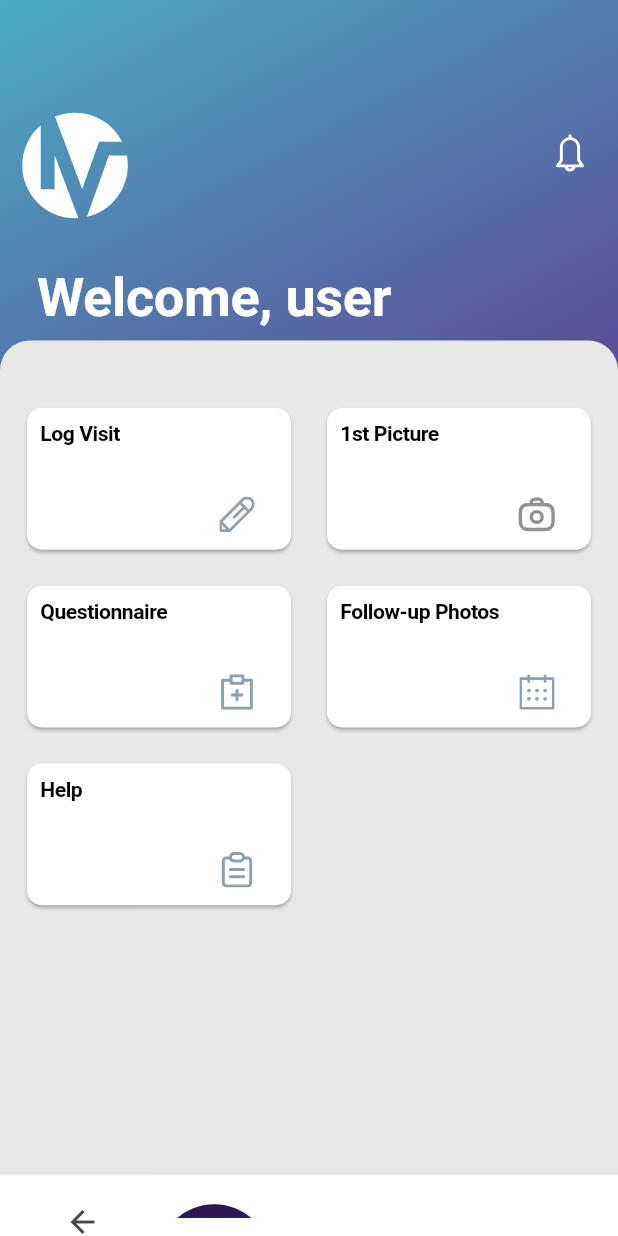
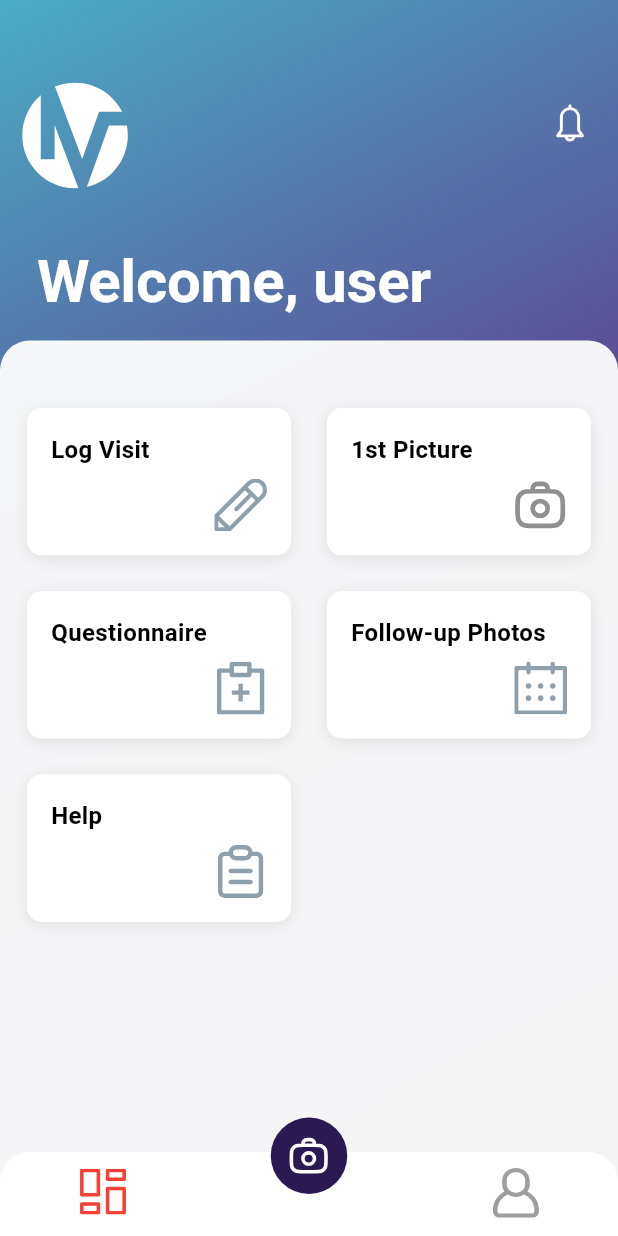
Before and after one commit to kylesmigelski/InnoValuationTST, a Flutter app: the screen it shows once a user with an empty profile is signed in, on a phone screen of 412 x 824 dp. Run offline on Flutter 3.47's test engine with Material 3 defaults, Android fonts, the phone set to English and light mode, and no system bars; drawn by our look-alikes of persistent_bottom_nav_bar; our stand-ins replace auto_size_text, camera, cloud_firestore, firebase_auth, firebase_core, firebase_storage and 2 more; accounts and stored records are empty; Roboto replaces fonts that are missing (SF-Pro).

Commit message:
Add persistent_bottom_nav_bar

```diff
--- a/innovaluation_tst_tester/lib/main_menu_screen.dart
+++ b/innovaluation_tst_tester/lib/main_menu_screen.dart
@@ -1,317 +1,290 @@
 import 'package:firebase_auth/firebase_auth.dart';
-import 'package:firebase_core/firebase_core.dart';
 import 'package:flutter/material.dart';
 import 'package:flutter_svg/flutter_svg.dart';
-import 'package:innovaluation_tst_tester/questionnaire_screen.dart';
-import 'package:innovaluation_tst_tester/theme_data.dart';
+import 'package:persistent_bottom_nav_bar/persistent_tab_view.dart';
+import 'package:camera/camera.dart';
+import 'questionnaire_screen.dart';
+import 'settings_screen.dart'; // Make sure this file exists with a SettingsScreen widget
+import 'theme_data.dart';
 import 'login_screen.dart';
 import 'photo_button.dart';
-import 'package:innovaluation_tst_tester/camera_service.dart'; // Import the camera_service.dart file
-import 'package:camera/camera.dart'; // Import the camera package
+import 'camera_service.dart'; // Assuming this provides InstructionsScreen
 
 class MainMenuView extends StatefulWidget {
   @override
-  State createState() => _MainMenuViewState();
-
+  _MainMenuViewState createState() => _MainMenuViewState();
 }
 
 class _MainMenuViewState extends State<MainMenuView> {
+  int currentIndex = 0;
+  late PersistentTabController _controller;
+  CameraDescription? _firstCamera;
 
-  late CameraDescription _firstCamera;
+  @override
+  void initState() {
+    super.initState();
+    _controller = PersistentTabController(initialIndex: 0);
+    _getCameraStuff().then((value) {
+      setState(() {
+        _firstCamera = value;
+      });
+    });
+  }
+
+  Future<CameraDescription> _getCameraStuff() async {
+    final cameras = await availableCameras();
+    return cameras.first;
+  }
 
   void _logoutPressed() {
     FirebaseAuth.instance.signOut();
   }
 
   void _questionnairePressed() {
-    Navigator.of(context).push(
-        MaterialPageRoute(builder: (context) => QuestionnaireScreen())
-    );
-  }
-
-  void _go2CameraScreen() {
-    Navigator.of(context).push(
-      MaterialPageRoute(builder: (context) => InstructionsScreen(camera: _firstCamera))
-    );
-  }
-
-  Future<CameraDescription> _getCameraStuff() async {
-    final cameras = await availableCameras();
-
-    return cameras.first;
+    Navigator.of(context).push(MaterialPageRoute(builder: (context) => QuestionnaireScreen()));
   }
 
   Future<void> _navigateToCamera() async {
+  if (_firstCamera == null) {
+    print("Camera not initialized yet.");
+    return;
+  }
   try {
-      // Get the list of available cameras.
     final cameras = await availableCameras();
-
-      // Get a specific camera from the list of available cameras.
     final firstCamera = cameras.first;
 
-      // Navigate to the InstructionsScreen widget, passing the first camera.
-      // InstructionsScreen will then handle navigating to TakePictureScreen.
     await Navigator.of(context).push(
       MaterialPageRoute(
         builder: (context) => InstructionsScreen(camera: firstCamera),
       ),
     );
   } catch (e) {
-      // Handle any errors here
     print(e); // Consider showing an alert or a toast to the user
   }
 }
 
-  @override
-  void initState() {
-    // TODO: implement initState
-    super.initState();
-    _getCameraStuff().then(
-            (value) {
-              setState(() {
-                _firstCamera = value;
-              });
+  void _go2SettingsScreen() {
+    Navigator.of(context).push(MaterialPageRoute(builder: (context) => SettingsScreen()));
   }
+
+
+List<Widget> _buildScreens() {
+  return [
+    buildMainMenuContent(context), // Your main menu content
+    Container(), // Dummy placeholder for the Camera action
+    SettingsScreen(), // Your settings screen
+  ];
+}
+
+List<PersistentBottomNavBarItem> _navBarsItems() {
+  return [
+    PersistentBottomNavBarItem(
+      icon: CustomNavBarIcon(asset: 'assets/images/home.svg', isActive: currentIndex == 0),
+      //title: ("Home"),
+      activeColorPrimary: Colors.transparent,
+      inactiveColorPrimary: Colors.transparent,
+    ),
+    PersistentBottomNavBarItem(
+      icon: SvgPicture.asset('assets/images/camera.svg', height: 25, color: Colors.white),
+      //title: ("Camera"),
+      activeColorPrimary: Color.fromARGB(255, 43, 25, 83),
+      inactiveColorPrimary: Colors.grey,
+    ),
+    PersistentBottomNavBarItem(
+      icon: CustomNavBarIcon(asset: 'assets/images/person.svg', isActive: currentIndex == 2),
+      //title: ("Settings"),
+      activeColorPrimary: Colors.transparent,
+      inactiveColorPrimary: Colors.transparent,
+    ),
+  ];
+}
+
+
+  Widget buildMainMenuContent(BuildContext context) {
+    // Your Main Menu content logic here
+    return GradientContainer(
+      child: Column(
+        mainAxisAlignment: MainAxisAlignment.start,
+        children: [
+          _buildHeader(context),
+          Expanded(child: _buildMenu(context)),
+        ],
+      ),
     );
   }
 
 @override
-  Widget build(context) {
+Widget build(BuildContext context) {
   return Scaffold(
-      // appBar: AppBar(
-      //   title: const Text("Innovaluation TST"),
-      //   backgroundColor: Colors.green,
-      // ),
-      bottomNavigationBar: BottomAppBar(
-        height: MediaQuery.of(context).size.height * 0.05,
-        color: Color(0xFFFFFFFF),
-        shadowColor: Colors.grey,
-        child: Row(
+    body: PersistentTabView(
+      context,
+      controller: _controller,
+      screens: _buildScreens(),
+      items: _navBarsItems(),
+      confineInSafeArea: true,
+      backgroundColor: Colors.white,
+      navBarStyle: NavBarStyle.style15, // Choose the nav bar style with this property.
+      decoration: NavBarDecoration(
+    borderRadius: BorderRadius.vertical(top: Radius.circular(20)), // Ensure this is not null
+    colorBehindNavBar: Colors.white,
+  ),
+      onItemSelected: (int index) {
+        setState(() {
+          currentIndex = index; // Update your current index on tab change
+        });
+        // Intercept selection of Camera tab to perform action
+        if (index == 1) { // Assuming Camera is the second item
+          _controller.jumpToTab(0); // Optional: Resets to the first tab, or handle as needed
+          _navigateToCamera();
+        }
+      },
+    ),
+  );
+}
+
+  Widget _buildHeader(BuildContext context) {
+    return Column(
       children: [
-            SizedBox(width: 15,),
-            BackButton(
-              onPressed: _logoutPressed,
-            ),
-            Container(
-              width: 127,
-              height: 97.28,
-              clipBehavior: Clip.antiAlias,
-              decoration: BoxDecoration(),
-              child: Stack(
+        SizedBox(height: 20),
+        SizedBox(
+          height: MediaQuery.of(context).size.height * 0.25,
+          child: Column(
             children: [
-                  Positioned(
-                    left: 26,
-                    top: 8,
-                    child: Container(
-                      width: 75.66,
-                      height: 75.66,
-                      decoration: ShapeDecoration(
-                        color: Color(0xFF2B1953),
-                        shape: OvalBorder(),
-                      ),
+              SizedBox(height: 30),
+              _buildLogoAndNotifRow(context),
+              _buildWelcomeLabel(context),
+            ],
           ),
         ),
       ],
-              ),
-            )
-          ],
-        ),
-      ),
-      body: GradientContainer(
-        child: Column(
-          mainAxisAlignment: MainAxisAlignment.start,
-          children: [
-            //This will be the container that handles the label, logo, maybe a
-            //push notifs thing.
-            SizedBox(height: 20),
-            Container(
-              width: MediaQuery.of(context).size.width,
-              height: MediaQuery.of(context).size.height * 0.25,
-              child: Column(
-                children: [
-                  //This row here will be where we put the Logo and notifs thing if we include those
-                  SizedBox(height: 50,),
-                  Row(
+    );
+  }
+
+  Widget _buildLogoAndNotifRow(BuildContext context) {
+    return Row(
       mainAxisAlignment: MainAxisAlignment.spaceBetween,
       crossAxisAlignment: CrossAxisAlignment.start,
       children: [
         SizedBox(
           width: 100,
           height: 100,
-                        child: GestureDetector(
-                          // placeholder for testing purposes
-                          onTap: () {
-                            //Navigator.of(context).pop();
-                            _logoutPressed();
-                          },
           child: logoSVG,
         ),
-                      ),
         Padding(
-                        padding: const EdgeInsets.only(top: 8.0,
-                            right: 8.0), // Add right padding here
+          padding: const EdgeInsets.only(top: 8.0, right: 8.0),
           child: IconButton(
-                          onPressed: () {
-                            // Handle logo button pressed
-                          },
+            onPressed: () {},
             icon: SvgPicture.asset(
               'assets/images/notif.svg',
               height: 25,
             ),
             padding: const EdgeInsets.all(0),
-                          //constraints: const BoxConstraints(),
           ),
-                      )
+        ),
       ],
-                  ),
-                  //This one will be for the label because not putting it in a row seems to autocenter it
-                  //SizedBox(height: 25,),
-                  Expanded(child:
-                    Row(
+    );
+  }
+
+  Widget _buildWelcomeLabel(BuildContext context) {
+    return Expanded(
+      child: Row(
         children: [
           SizedBox(width: MediaQuery.of(context).size.width * 0.06),
           const Text(
             "Welcome, user",
             style: TextStyle(
-                            fontSize: 36,
-                            fontWeight: FontWeight.w700,
-                            letterSpacing: -0.2),
-                      )
-                    ],
-                  ))
+                fontSize: 40, fontWeight: FontWeight.w700, letterSpacing: -0.2),
+          ),
+          SizedBox(height: 20),
         ],
       ),
-            ),
-            //SizedBox(height: 30),
+    );
+  }
 
-            //This one will have that white background thing that all of the buttons
-            // sit on in the prototype.
-            Expanded(
-              child: RefreshIndicator(
-                onRefresh: () async {
-                  print("Refreshed");
-                },
-                child: ListView(
-                  physics: CustomScrollPhysics(),
+  Widget _buildMenu(BuildContext context) {
+    return ListView(
+      physics:
+          AlwaysScrollableScrollPhysics(), // Adjust the scroll physics as needed
       children: [
-                    Stack(
-                      alignment: Alignment.topCenter,
-                      children: [
-                        Container(
+        _buildMenuButtons(context),
+      ],
+    );
+  }
+
+  Widget _buildMenuButtons(BuildContext context) {
+    return Container(
       width: MediaQuery.of(context).size.width,
       margin: const EdgeInsets.only(top: 1),
       height: MediaQuery.of(context).size.height * 0.75,
       decoration: const ShapeDecoration(
-                            color: Color(0xFFE8E8E8),
+        color: Color(0xF9F9F9F9),
         shape: RoundedRectangleBorder(
             borderRadius: BorderRadius.only(
-                                    topLeft: Radius.circular(20),
-                                    topRight: Radius.circular(20))),
+                topLeft: Radius.circular(20), topRight: Radius.circular(20))),
       ),
-                          //not sure if we're going to leave that bottom padding in...
-                          padding: EdgeInsets.only(
-                              left: 18, right: 18, top: 45, bottom: 18),
+      padding: EdgeInsets.only(left: 18, right: 18, top: 45, bottom: 18),
       child: Column(
         children: [
           Row(
             children: [
               BigMenuButton(
-                                    onPressed: () {},
-                                    label: const Text("Log Visit"),
+                onPressed: () {}, // Implement your logic
+                label: "Log Visit",
                 svg: "assets/images/pencil1.svg",
               ),
-                                  const SizedBox(
-                                    width: 24,
+              SizedBox(width: 24),
+              BigMenuButton(
+                onPressed: () => _navigateToCamera(),
+                label: "1st Picture",
+                svg: "assets/images/camera.svg",
               ),
-                                  BigMenuButton(
-                                    onPressed: _navigateToCamera,
-                                    label: Text("1st Picture"),
-                                    svg: "assets/images/camera.svg",
-                                  )
             ],
           ),
-                              const SizedBox(
-                                height: 24,
-                              ),
+          SizedBox(height: 24),
           Row(
             children: [
               BigMenuButton(
                 onPressed: _questionnairePressed,
-                                    label: const Text("Questionnaire"),
+                label: "Questionnaire",
                 svg: "assets/images/clipboard2.svg",
               ),
-                                  const SizedBox(
-                                    width: 24,
+              SizedBox(width: 24),
+              BigMenuButton(
+                onPressed: () => _navigateToCamera(),
+                label: "Follow-up Photos",
+                svg: "assets/images/calandar.svg",
               ),
-                                  BigMenuButton(
-                                    onPressed: _navigateToCamera,
-                                    label: const Text("Follow-up Photos"),
-                                    svg: "assets/images/calandar.svg",
-                                  )
             ],
           ),
-                              SizedBox(
-                                height: 24,
-                              ),
+          SizedBox(height: 24),
           Row(
             children: [
               BigMenuButton(
                 onPressed: () {},
-                                    label: Text("Help"),
+                label: "Help",
                 svg: "assets/images/clipboard1.svg",
               ),
-
-                              SizedBox(
-                                width: 24,
-                              ),
-                                // BigMenuButton(
-                                //   onPressed: () {
-                                //     _navigateToCamera;
-                                //   },
-                                //   label: Text("Take Picture"),
-                                //   svg: "assets/images/camera.svg",
-                                // )
+              // If there's another button, add here
             ],
           ),
+          // add more Rows of buttons as needed
         ],
-                          ),
-                        ),
-                        // Positioned(
-                        //   top:
-                        //       0, // Adjust this value to position the button correctly (half inside, half outside)
-                        //   child: CustomPhotoButton(
-                        //     onPressed: () {
-                        //       print("Photo button pressed");
-                        //     },
-                        //     remainingTime: const Duration(minutes: 15),
-                        //   ),
-                        // ),
-                      ],
-                    ),
-                  ],
-                ),
-              ),
-            )
-          ],
-        ),
       ),
     );
   }
 }
 
-class CustomScrollPhysics extends ScrollPhysics {
-  const CustomScrollPhysics({ScrollPhysics? parent}) : super(parent: parent);
+class CustomNavBarIcon extends StatelessWidget {
+  final String asset;
+  final bool isActive;
+
+  const CustomNavBarIcon({Key? key, required this.asset, required this.isActive}) : super(key: key);
 
   @override
-  CustomScrollPhysics applyTo(ScrollPhysics? ancestor) {
-    return CustomScrollPhysics(parent: buildParent(ancestor));
-  }
-
-  @override
-  double applyPhysicsToUserOffset(ScrollMetrics position, double offset) {
-    // Allow downward scrolling and overscroll for refresh (offset > 0)
-    // Block upward scrolling (offset < 0)
-    if (offset < 0) return 0;
-    return super.applyPhysicsToUserOffset(position, offset);
+  Widget build(BuildContext context) {
+    return SvgPicture.asset(
+      asset,
+      color: isActive ? Colors.red : Colors.grey, // Active color : Inactive color
+    );
   }
 }
--- /dev/null
+++ b/innovaluation_tst_tester/lib/settings_screen.dart
@@ -0,0 +1,24 @@
+import 'package:flutter/material.dart';
+import 'package:innovaluation_tst_tester/theme_data.dart';
+
+class SettingsScreen extends StatelessWidget {
+  @override
+  Widget build(BuildContext context) {
+    return GradientContainer(
+        child: Center(
+          child: Column(
+
+            children: [
+              SizedBox(height: 100),
+              ElevatedButton(
+                onPressed: () {
+                  Navigator.of(context).pop();
+                },
+                child: Text('Go back'),
+              ),
+            ],
+          ),
+        ),
+      );
+}
+}
--- a/innovaluation_tst_tester/lib/theme_data.dart
+++ b/innovaluation_tst_tester/lib/theme_data.dart
@@ -60,85 +60,82 @@ class GradientContainer extends Container {
   }
 }
 
-//This will be the class for those buttons on the main menu
-// Since we've got 6 of them at least, I think it will be somewhat easier to create
-// these here and then just use that instead of button/container
-class BigMenuButton extends Container {
-  BigMenuButton(
-      {super.key,
-      required this.onPressed,
-      required this.label,
-      super.child,
-      required this.svg})
-      : super();
+class BigMenuButton extends StatelessWidget {
+  final void Function()? onPressed;
+  final String label;
+  final String svg;
 
-  //final Widget? child;
-  //Will also need a variable to add an image here but I'm forgetting how to do that right now
-  void Function()? onPressed;
-  final Text label;
-  String svg;
+  BigMenuButton({
+    Key? key,
+    this.onPressed,
+    required this.label,
+    required this.svg,
+  }) : super(key: key);
 
-  Widget _buildSVGFromString(double minHeigt, double minWidth) {
+  Widget _buildSVGFromString(BuildContext context, double minWidth) {
+    // SVG size is now more responsive to the button width
+    double svgSize = minWidth * 0.2; // Adjust this value as needed
     return SvgPicture.asset(
       svg,
       semanticsLabel: svg.substring("assets/images/".length),
-      height: minHeigt * 0.25,
-      width: minWidth * 0.25,
+      height: svgSize,
+      width: svgSize,
     );
   }
 
   @override
   Widget build(BuildContext context) {
-    //So this math works. Will need to come back and do the math for height once we've got
-    //more of the main menu going
-    final minButtonWidth = 0.5 * (MediaQuery.of(context).size.width - 60);
+    final screenWidth = MediaQuery.of(context).size.width;
+    final buttonWidth = 0.5 * (screenWidth - 60); // 50% of screen width minus margins
+    final buttonHeight = MediaQuery.of(context).size.height * 0.2; // Adjust based on your needs
 
-    final buttonHeight = (MediaQuery.of(context).size.height * 0.75 * 0.25) - 60;
-
-    final svgImage = _buildSVGFromString(buttonHeight, minButtonWidth);
-
-    // TODO: implement build
-    return ElevatedButton(
-      //This button style setup is extremely obnoxious. But now I guess I get why
-      //figma made these things containers.
-      style: ElevatedButton.styleFrom(
-        shadowColor: Colors.grey,
-        minimumSize: Size(minButtonWidth, buttonHeight),
-        maximumSize: Size(minButtonWidth, buttonHeight),
-        shape: RoundedRectangleBorder(
-          borderRadius: BorderRadius.circular(10)
-        ),
-        padding: const EdgeInsets.all(9),
-        alignment: Alignment.topLeft,
-        textStyle: TextStyle(
-          fontSize: minButtonWidth * 0.08,
-          color: const Color(0xFF1A1A1A),
-          fontWeight: FontWeight.w600,
-          letterSpacing: -0.3
-        )
-      ),
-      onPressed: onPressed,
-      child: Column(
-        children: [
-          Row(
-            mainAxisAlignment: MainAxisAlignment.start,
-            children: [
-              label,
-              //SizedBox(width: minButtonWidth * 0.75,)
+    return Material(
+      color: Colors.white,
+      borderRadius: BorderRadius.circular(10),
+      child: InkWell(
+        onTap: onPressed,
+        borderRadius: BorderRadius.circular(10),
+        child: Container(
+          width: buttonWidth,
+          // Remove fixed height to allow content to determine the height
+          padding: const EdgeInsets.all(16), // Padding inside the button
+          decoration: BoxDecoration(
+            color: Colors.white,
+            borderRadius: BorderRadius.circular(10),
+            boxShadow: [
+              BoxShadow(
+                color: Color(0x16000000),
+                blurRadius: 8,
+                offset: Offset(0, 2),
+                spreadRadius: 0,
+              ),
             ],
           ),
-          SizedBox(height: buttonHeight * 0.35,),
-          Row(
-            mainAxisAlignment: MainAxisAlignment.end,
+          child: Column(
+            mainAxisSize: MainAxisSize.min, // Make the column's height fit its children
+            mainAxisAlignment: MainAxisAlignment.start,
+            crossAxisAlignment: CrossAxisAlignment.start,
             children: [
-              //SizedBox(width: minButtonWidth * 0.75,),
-              svgImage,
-              SizedBox(width: 5)
+              Flexible(
+                child: Text(
+                  label,
+                  style: TextStyle(
+                    fontSize: 16, // Adjust font size as needed
+                    color: Colors.black,
+                    fontWeight: FontWeight.bold,
+                  ),
+                  overflow: TextOverflow.ellipsis,
+                ),
+              ),
+              SizedBox(height: 8), // Space between text and SVG
+              Align(
+                alignment: Alignment.bottomRight,
+                child: _buildSVGFromString(context, buttonWidth),
+              ),
             ],
           ),
-        ],
-      )
-
+        ),
+      ),
     );
   }
 }
--- a/innovaluation_tst_tester/pubspec.yaml
+++ b/innovaluation_tst_tester/pubspec.yaml
@@ -47,6 +47,7 @@ dependencies:
   firebase_core: ^2.25.3
   cloud_firestore: ^4.15.3
   geolocator: ^11.0.0
+  persistent_bottom_nav_bar: ^5.0.2
 dev_dependencies:
   flutter_test:
     sdk: flutter
```
Also changed, not shown: innovaluation_tst_tester/assets/images/home.svg (added), innovaluation_tst_tester/assets/images/person.svg (added). Lines whose indentation alone changed are shown as unchanged.
